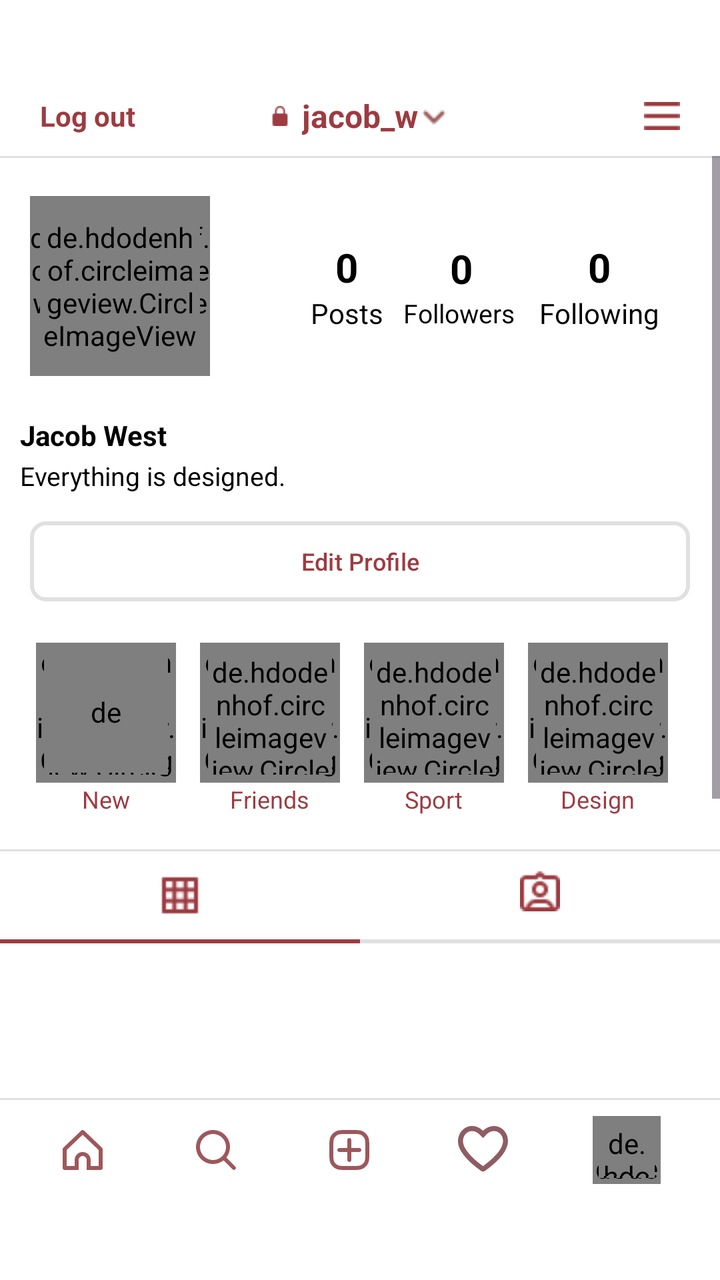
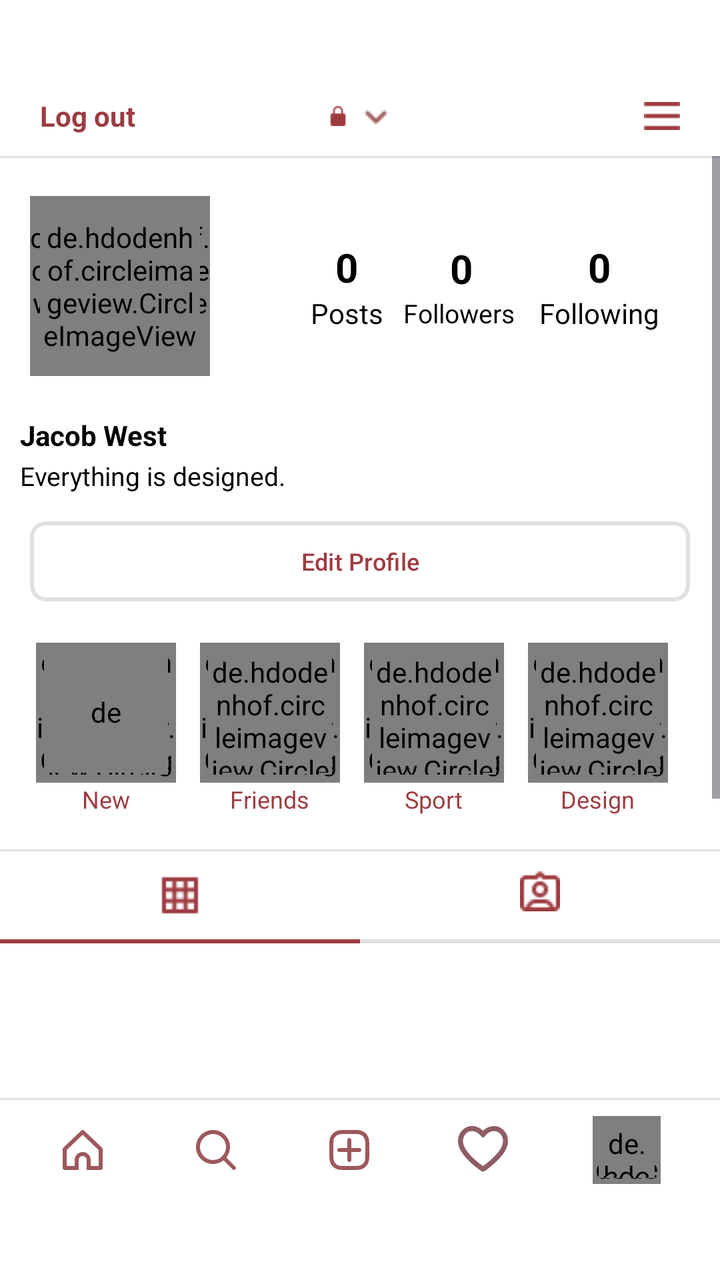

The first picture is an Android layout as it rendered before a commit; the second is the same layout after the commit. The layout source and the unified diff follow.
<!-- AndroidManifest.xml: application theme Theme._23I0761_23I0765 -->
<!-- res/layout/activity_main13.xml -->
<?xml version="1.0" encoding="utf-8"?>
<RelativeLayout xmlns:android="http://schemas.android.com/apk/res/android"
    xmlns:app="http://schemas.android.com/apk/res-auto"
    xmlns:tools="http://schemas.android.com/tools"
    android:id="@+id/main"
    android:layout_width="match_parent"
    android:layout_height="match_parent"
    tools:context=".MainActivity13"
    android:background="@color/white"
    >

        <RelativeLayout
            android:layout_width="match_parent"
            android:layout_height="40dp"
            android:layout_marginTop="38dp"
            android:id="@+id/top_bar"
            >
            <TextView
                android:layout_width="wrap_content"
                android:layout_height="wrap_content"
                android:text="Log out"
                android:id="@+id/logout"
                android:textStyle="bold"
                android:textSize="14sp"
                android:layout_gravity="center"
                android:textColor="@color/SMD"
                android:layout_alignParentStart="true"
                android:layout_marginStart="20dp"
                android:layout_centerVertical="true"/>

            <ImageView
                android:layout_width="10dp"
                android:layout_height="10dp"
                android:layout_toLeftOf="@id/uname"
                android:layout_centerVertical="true"
                android:src="@drawable/lock"
                android:layout_marginEnd="6dp"
                />

                <TextView
                    android:layout_width="wrap_content"
                    android:layout_height="wrap_content"
                    android:text="jacob_w"
                    android:id="@+id/uname"
                    android:textStyle="bold"
                    android:textSize="16sp"
                    android:layout_gravity="center"
                    android:textColor="@color/SMD"
                    android:layout_centerInParent="true"
                    />

                <ImageView
                    android:layout_toRightOf="@id/uname"
                    android:layout_width="wrap_content"
                    android:layout_height="match_parent"
                    android:src="@drawable/chevrondown"
                    />

            <ImageView
                android:id="@+id/plus"
                android:layout_centerVertical="true"
                android:layout_alignParentEnd="true"
                android:layout_width="wrap_content"
                android:layout_height="wrap_content"
                android:src="@drawable/union2"
                android:layout_marginEnd="20dp"
                />

        </RelativeLayout>

    <View
        android:layout_width="match_parent"
        android:layout_height="1dp"
        android:background="@color/view"
       android:layout_below="@id/top_bar"
        />

    <ScrollView
        android:layout_width="match_parent"
        android:layout_height="match_parent"
        android:layout_below="@id/top_bar"
        android:layout_above="@id/bottom_nav"
        >

        <LinearLayout
            android:layout_width="match_parent"
            android:layout_height="match_parent"
            android:orientation="vertical"
            >

            <LinearLayout
                android:layout_width="match_parent"
                android:layout_height="wrap_content"
                android:orientation="horizontal"
                android:layout_marginHorizontal="10dp"
                android:layout_marginVertical="15dp"
                >

                <FrameLayout
                    android:layout_width="100dp"
                    android:layout_height="100dp"
                    >
                    <de.hdodenhof.circleimageview.CircleImageView
                        android:layout_width="90dp"
                        android:layout_height="90dp"
                        android:layout_gravity="center"
                        android:background="@drawable/story_circle_grey_stroke"
                        android:scaleType="centerCrop"
                        />

                    <de.hdodenhof.circleimageview.CircleImageView
                        android:layout_width="80dp"
                        android:layout_height="80dp"
                        android:id="@+id/profile"
                        android:layout_gravity="center"
                        />

                </FrameLayout>

                <LinearLayout
                    android:layout_width="match_parent"
                    android:layout_height="match_parent"
                    android:orientation="horizontal"
                    android:layout_marginEnd="20dp"
                    android:gravity="center"
                    android:layout_marginStart="35dp"
                    android:layout_gravity="center_vertical"
                    >

                    <LinearLayout
                        android:layout_width="wrap_content"
                        android:layout_height="wrap_content"
                        android:orientation="vertical"
                        android:gravity="center"
                        android:layout_marginStart="10dp"
                        >

                        <TextView
                            android:id="@+id/posts"

                            android:layout_width="wrap_content"
                            android:layout_height="wrap_content"
                            android:text="0"
                            android:textSize="20sp"
                            android:textStyle="bold"
                            android:textColor="@color/black"

                            />

                        <TextView
                            android:layout_width="wrap_content"
                            android:layout_height="wrap_content"
                            android:text="Posts"
                            android:textSize="14sp"
                            android:textColor="@color/black"

                            />

                </LinearLayout>

                    <LinearLayout
                        android:layout_width="wrap_content"
                        android:layout_height="wrap_content"
                        android:orientation="vertical"
                        android:gravity="center"
                        android:layout_marginStart="10dp"
                        android:id="@+id/follower_screen"
                        >

                        <TextView
                            android:id="@+id/followers"
                            android:layout_width="wrap_content"
                            android:layout_height="wrap_content"
                            android:text="0"
                            android:textSize="20sp"
                            android:textStyle="bold"
                            android:textColor="@color/black"

                            />

                        <TextView
                            android:layout_width="58dp"
                            android:layout_height="wrap_content"
                            android:text="Followers"
                            android:textSize="13sp"
                            android:textColor="@color/black"

                            />

                </LinearLayout>

                    <LinearLayout
                        android:layout_width="wrap_content"

                        android:layout_height="wrap_content"
                        android:orientation="vertical"
                        android:gravity="center"
                        android:layout_marginStart="10dp"
                        android:id="@+id/following_screen"
                        >

                        <TextView
                            android:id="@+id/following"
                            android:layout_width="wrap_content"
                            android:layout_height="wrap_content"
                            android:text="0"
                            android:textSize="20sp"
                            android:textStyle="bold"
                            android:textColor="@color/black"

                            />

                        <TextView
                            android:layout_width="wrap_content"
                            android:layout_height="wrap_content"
                            android:text="Following"
                            android:textSize="14sp"
                            android:textColor="@color/black"

                            />

                </LinearLayout>


                </LinearLayout>

            </LinearLayout>

            <LinearLayout
                android:layout_width="match_parent"
                android:layout_height="wrap_content"
                android:layout_marginHorizontal="10dp"
               android:orientation="vertical"
                android:layout_marginBottom="10dp"
                >

            <TextView
                android:layout_width="wrap_content"
                android:layout_height="wrap_content"
                android:text="Jacob West"
                android:textSize="14sp"
                android:textStyle="bold"
                android:id="@+id/user"
                android:textColor="@color/black"
                />

                <TextView
                    android:layout_width="wrap_content"
                    android:layout_height="wrap_content"
                    android:text="Everything is designed."
                    android:textSize="13sp"
                    android:textColor="@color/black"
                    android:layout_marginTop="2dp"
                    android:id="@+id/bio"
                    />


            </LinearLayout>

            <Button
                android:layout_width="match_parent"
                android:layout_height="wrap_content"
                android:text="Edit Profile"
                android:textSize="12sp"
                android:textColor="@color/SMD"
                android:backgroundTint="@color/white"
                app:strokeColor="@color/view"
                app:strokeWidth="2dp"
                app:cornerRadius="8dp"
                android:layout_centerInParent="true"
                android:layout_marginHorizontal="15dp"
                android:id="@+id/edit_profile"
                />


            <LinearLayout
                android:id="@+id/stories_scroll"
                android:layout_width="match_parent"
                android:layout_height="120dp"
                android:layout_below="@id/top_bar"
                android:scrollbars="none"
                android:padding="8dp"
                android:layout_marginStart="10dp">

                <LinearLayout
                    android:layout_width="wrap_content"
                    android:layout_height="match_parent"
                    android:orientation="horizontal"
                    android:gravity="center_vertical">

                    
                    <LinearLayout
                        android:layout_width="wrap_content"
                        android:layout_height="match_parent"
                        android:orientation="vertical"
                        android:gravity="center"
                        android:layout_marginEnd="12dp">

                        <FrameLayout
                            android:layout_width="wrap_content"
                            android:layout_height="wrap_content"
                            >

                            <de.hdodenhof.circleimageview.CircleImageView
                                android:layout_width="70dp"
                                android:layout_height="70dp"
                                android:src="@drawable/story_circle_grey"
                                android:layout_gravity="center"
                                />

                            <de.hdodenhof.circleimageview.CircleImageView
                                android:layout_width="62dp"
                                android:layout_height="62dp"
                                android:src="@drawable/white_circle"
                                android:layout_gravity="center"
                                />
                            <de.hdodenhof.circleimageview.CircleImageView
                                android:layout_width="60dp"
                                android:layout_height="60dp"
                                android:src="@drawable/plus"
                                android:padding="20dp"
                                android:layout_gravity="center"
                                />

                        </FrameLayout>

                        <TextView
                            android:layout_width="wrap_content"
                            android:layout_height="wrap_content"
                            android:text="New"
                            android:textSize="12sp"
                            android:textColor="@color/SMD"
                            android:gravity="center" />

                    </LinearLayout>


                    <LinearLayout
                        android:layout_width="wrap_content"
                        android:id="@+id/highlight"
                        android:layout_height="match_parent"
                        android:orientation="vertical"
                        android:gravity="center"
                        android:layout_marginEnd="12dp">

                        <FrameLayout
                            android:layout_width="wrap_content"
                            android:layout_height="wrap_content"
                            >

                            <de.hdodenhof.circleimageview.CircleImageView
                                android:layout_width="70dp"
                                android:layout_height="70dp"
                                android:src="@drawable/story_circle_grey"
                                android:layout_gravity="center"
                                />

                            <de.hdodenhof.circleimageview.CircleImageView
                                android:layout_width="62dp"
                                android:layout_height="62dp"
                                android:src="@drawable/white_circle"
                                android:layout_gravity="center"
                                />

                            <de.hdodenhof.circleimageview.CircleImageView
                                android:layout_width="60dp"
                                android:layout_height="60dp"
                                android:src="@drawable/me14"
                                android:layout_gravity="center"
                                />

                        </FrameLayout>

                        <TextView
                            android:layout_width="wrap_content"
                            android:layout_height="wrap_content"
                            android:text="Friends"
                            android:textSize="12sp"
                            android:textColor="@color/SMD"

                            android:gravity="center" />

                    </LinearLayout>

                    <LinearLayout
                        android:layout_width="wrap_content"
                        android:layout_height="match_parent"
                        android:orientation="vertical"
                        android:gravity="center"
                        android:layout_marginEnd="12dp">

                        <FrameLayout
                            android:layout_width="wrap_content"
                            android:layout_height="wrap_content"
                            >

                            <de.hdodenhof.circleimageview.CircleImageView
                                android:layout_width="70dp"
                                android:layout_height="70dp"
                                android:src="@drawable/story_circle_grey"
                                android:layout_gravity="center"
                                />

                            <de.hdodenhof.circleimageview.CircleImageView
                                android:layout_width="62dp"
                                android:layout_height="62dp"
                                android:src="@drawable/white_circle"
                                android:layout_gravity="center"
                                />
                            <de.hdodenhof.circleimageview.CircleImageView
                                android:layout_width="60dp"
                                android:layout_height="60dp"
                                android:src="@drawable/me9"
                                android:scaleType="centerCrop"
                                android:layout_gravity="center"
                                />

                        </FrameLayout>

                        <TextView
                            android:layout_width="wrap_content"
                            android:layout_height="wrap_content"
                            android:text="Sport"
                            android:textSize="12sp"
                            android:textColor="@color/SMD"

                            android:gravity="center" />

                    </LinearLayout>

                    <LinearLayout
                        android:layout_width="wrap_content"
                        android:layout_height="match_parent"
                        android:orientation="vertical"
                        android:gravity="center"
                        android:layout_marginEnd="12dp">

                        <FrameLayout
                            android:layout_width="wrap_content"
                            android:layout_height="wrap_content"
                            >

                            <de.hdodenhof.circleimageview.CircleImageView
                                android:layout_width="70dp"
                                android:layout_height="70dp"
                                android:src="@drawable/story_circle_grey"
                                android:layout_gravity="center"
                                />

                            <de.hdodenhof.circleimageview.CircleImageView
                                android:layout_width="62dp"
                                android:layout_height="62dp"
                                android:src="@drawable/white_circle"
                                android:layout_gravity="center"
                                />
                            <de.hdodenhof.circleimageview.CircleImageView
                                android:layout_width="60dp"
                                android:layout_height="60dp"
                                android:src="@drawable/me13"
                                android:scaleType="centerCrop"
                                android:layout_gravity="center"
                                />

                        </FrameLayout>


                        <TextView
                            android:layout_width="wrap_content"
                            android:layout_height="wrap_content"
                            android:text="Design"
                            android:textSize="12sp"
                            android:textColor="@color/SMD"

                            android:gravity="center" />

                    </LinearLayout>

                </LinearLayout>

            </LinearLayout>

            <View
                android:id="@+id/separator"
                android:layout_width="match_parent"
                android:layout_height="1dp"
                android:background="@color/view"

                />

            <LinearLayout
                android:layout_width="match_parent"
                android:layout_height="wrap_content"
                android:orientation="horizontal"
                android:weightSum="2"
                android:layout_marginVertical="10dp"
                >

                <ImageView
                    android:layout_width="0dp"
                    android:layout_height="wrap_content"
                    android:layout_weight="1"
                    android:src="@drawable/grid"
                    />

                <ImageView
                    android:layout_width="0dp"
                    android:layout_height="wrap_content"
                    android:layout_weight="1"
                    android:src="@drawable/tag"
                    />

            </LinearLayout>

            <LinearLayout
                android:id="@+id/views"
                android:layout_width="match_parent"
                android:layout_height="wrap_content"
                android:weightSum="2"
                android:layout_below="@id/filter"
                android:orientation="horizontal"
                >

                <View
                    android:id="@+id/topbar_separator2"
                    android:layout_width="0dp"
                    android:layout_height="2dp"
                    android:layout_weight="1"
                    android:background="@color/SMD"
                    android:layout_below="@id/filter"

                    />


                <View
                    android:id="@+id/topbar_separator3"
                    android:layout_width="0dp"
                    android:layout_height="2dp"
                    android:layout_weight="1"
                    android:background="@color/view"
                    android:layout_below="@id/filter"
                    />

            </LinearLayout>
            <androidx.recyclerview.widget.RecyclerView
            android:id="@+id/postRecycler"
            android:layout_width="match_parent"
            android:layout_height="300dp"
            android:layout_alignParentBottom="true"
            android:background="@color/white"
            tools:listitem="@layout/item_media" />







        </LinearLayout>

    </ScrollView>

    

    <View
        android:id="@+id/topbar_separator"
        android:layout_width="match_parent"
        android:layout_height="1dp"
        android:background="@color/view"
        android:layout_above="@id/bottom_nav"/>

    <LinearLayout
        android:layout_width="match_parent"
        android:layout_height="wrap_content"
        android:orientation="vertical"
        android:layout_alignParentBottom="true"
        android:id="@+id/bottom_nav"
        android:weightSum="3"
        >
        <LinearLayout
            android:layout_width="match_parent"
            android:layout_height="wrap_content"
            android:layout_alignParentBottom="true"
            android:orientation="horizontal"
            android:gravity="center_vertical"
            android:padding="8dp"
            android:weightSum="5"
            android:background="@color/white"
            android:layout_weight="1"
            >

            <ImageView
                android:layout_width="24dp"
                android:layout_height="24dp"
                android:src="@drawable/home2"
                android:layout_weight="1"
                android:id="@+id/home"
                />

            <ImageView
                android:id="@+id/search"
                android:layout_width="24dp"
                android:layout_height="24dp"
                android:src="@drawable/search"
                android:layout_weight="1"
                />

            <ImageView
                android:layout_width="24dp"
                android:id="@+id/create"
                android:layout_height="24dp"
                android:src="@drawable/create"
                android:layout_weight="1"/>

            <ImageView
                android:layout_width="24dp"
                android:id="@+id/heart"
                android:layout_height="24dp"
                android:src="@drawable/like2"
                android:layout_weight="1"/>

            <FrameLayout
                android:layout_width="wrap_content"
                android:layout_height="wrap_content"
               android:layout_weight="1"
                >

                <de.hdodenhof.circleimageview.CircleImageView
                    android:layout_width="34dp"
                    android:layout_height="34dp"
                    android:src="@drawable/story_circle_smd"
                    android:layout_gravity="center"
                    />

                <de.hdodenhof.circleimageview.CircleImageView
                    android:layout_width="28dp"
                    android:layout_height="28dp"
                    android:src="@drawable/white_circle"
                    android:layout_gravity="center"
                    />
                <de.hdodenhof.circleimageview.CircleImageView
                    android:layout_width="26dp"
                    android:layout_height="26dp"
                    android:id="@+id/profile_bottom"
                    android:layout_gravity="center"
                    />

            </FrameLayout>


        </LinearLayout>

        <LinearLayout
            android:layout_width="match_parent"
            android:layout_height="40dp"
            android:layout_alignParentBottom="true"
            android:layout_weight="1"
            android:background="@color/white"
            />

    </LinearLayout>

</RelativeLayout>
<!-- res/layout/item_media.xml (included above) -->
<FrameLayout xmlns:android="http://schemas.android.com/apk/res/android"
    android:layout_width="match_parent"
    android:layout_height="120dp"
    android:layout_margin="2dp">

    <ImageView
        android:id="@+id/mediaThumbnail"
        android:layout_width="match_parent"
        android:layout_height="match_parent"
        android:scaleType="centerCrop" />

    <VideoView
        android:layout_width="match_parent"
        android:layout_height="match_parent"
        android:id="@+id/videoView"
        android:visibility="gone" />
    <View
        android:id="@+id/selectionOverlay"
        android:layout_width="match_parent"
        android:layout_height="match_parent"
        android:background="#66000000"
        android:visibility="gone" />
</FrameLayout>
<!-- resources referenced by this layout -->
<resources>
  <color name="SMD">#9D3B41</color>
  <color name="black">#FF000000</color>
  <color name="view">#E0E0E0</color>
  <color name="white">#FFFFFFFF</color>
  <!-- drawable home2 (drawable) -->
  <vector xmlns:android="http://schemas.android.com/apk/res/android" android:autoMirrored="true" android:height="24dp" android:viewportHeight="24" android:viewportWidth="24" android:width="24dp">
        
      <path android:fillColor="#9D585B" android:fillType="evenOdd" android:pathData="M12.69,2.276C12.304,1.908 11.696,1.908 11.31,2.276L2.31,10.858C2.112,11.047 2,11.309 2,11.582V21C2,21.552 2.448,22 3,22H10V17C10,15.895 10.895,15 12,15C13.105,15 14,15.895 14,17V22H21C21.552,22 22,21.552 22,21V11.582C22,11.309 21.888,11.047 21.69,10.858L12.69,2.276ZM16,20H20V12.01L12,4.382L4,12.01V20H8V17C8,14.791 9.791,13 12,13C14.209,13 16,14.791 16,17V20Z"/>
      
  </vector>
  <!-- drawable search (drawable) -->
  <vector xmlns:android="http://schemas.android.com/apk/res/android" android:autoMirrored="true" android:height="24dp" android:viewportHeight="24" android:viewportWidth="24" android:width="24dp">
        
      <path android:fillColor="#9D585B" android:fillType="evenOdd" android:pathData="M15.762,17.176C14.314,18.318 12.487,19 10.5,19C5.806,19 2,15.194 2,10.5C2,5.806 5.806,2 10.5,2C15.194,2 19,5.806 19,10.5C19,12.487 18.318,14.314 17.176,15.762L21.657,20.243C22.047,20.633 22.047,21.266 21.657,21.657C21.266,22.047 20.633,22.047 20.243,21.657L15.762,17.176ZM17,10.5C17,14.09 14.09,17 10.5,17C6.91,17 4,14.09 4,10.5C4,6.91 6.91,4 10.5,4C14.09,4 17,6.91 17,10.5Z"/>
      
  </vector>
  <!-- drawable story_circle_grey (drawable) -->
  <?xml version="1.0" encoding="utf-8" ?>
  <shape xmlns:android="http://schemas.android.com/apk/res/android">
  
      <solid
          android:color="@android:color/white"/>
  
      <stroke
          android:width="2dp"
          android:color="@color/view"/>
  
      <corners
          android:radius="50dp"
          />
  
      <size
          android:height="65dp"
          android:width="65dp"/>
  </shape>
  <!-- drawable story_circle_grey_stroke (drawable) -->
  <?xml version="1.0" encoding="utf-8" ?>
  <shape xmlns:android="http://schemas.android.com/apk/res/android">
  
      <solid
          android:color="@android:color/white"/>
  
      <stroke
          android:width="3dp"
          android:color="@color/view"/>
  
      <corners
          android:radius="100dp"
          />
  
      <size
          android:height="140dp"
          android:width="140dp"/>
  </shape>
  <!-- drawable story_circle_smd (drawable) -->
  <?xml version="1.0" encoding="utf-8" ?>
  <shape xmlns:android="http://schemas.android.com/apk/res/android">
  
      <solid
          android:color="@android:color/white"/>
  
      <stroke
          android:width="4dp"
          android:color="@color/SMD"/>
  
      <corners
          android:radius="50dp"
          />
  
      <size
          android:height="65dp"
          android:width="65dp"/>
  </shape>
  <!-- drawable white_circle (drawable) -->
  <?xml version="1.0" encoding="utf-8" ?>
  <shape xmlns:android="http://schemas.android.com/apk/res/android">
  
      <solid
          android:color="@color/white"/>
  
      <corners
          android:radius="100dp"
          />
  
      <size
          android:height="100dp"
          android:width="100dp"/>
  </shape>
  <style name="Theme._23I0761_23I0765" parent="Base.Theme._23I0761_23I0765" />
  <style name="Base.Theme._23I0761_23I0765" parent="Theme.Material3.DayNight.NoActionBar">
          
          
      </style>
  <!-- unchanged entries left out for length: 11 -->
</resources>

<!-- the commit's change to res/layout/activity_main13.xml (unified diff, before → after) -->
@@ -40,7 +40,6 @@
                 <TextView
                     android:layout_width="wrap_content"
                     android:layout_height="wrap_content"
-                    android:text="jacob_w"
                     android:id="@+id/uname"
                     android:textStyle="bold"
                     android:textSize="16sp"
